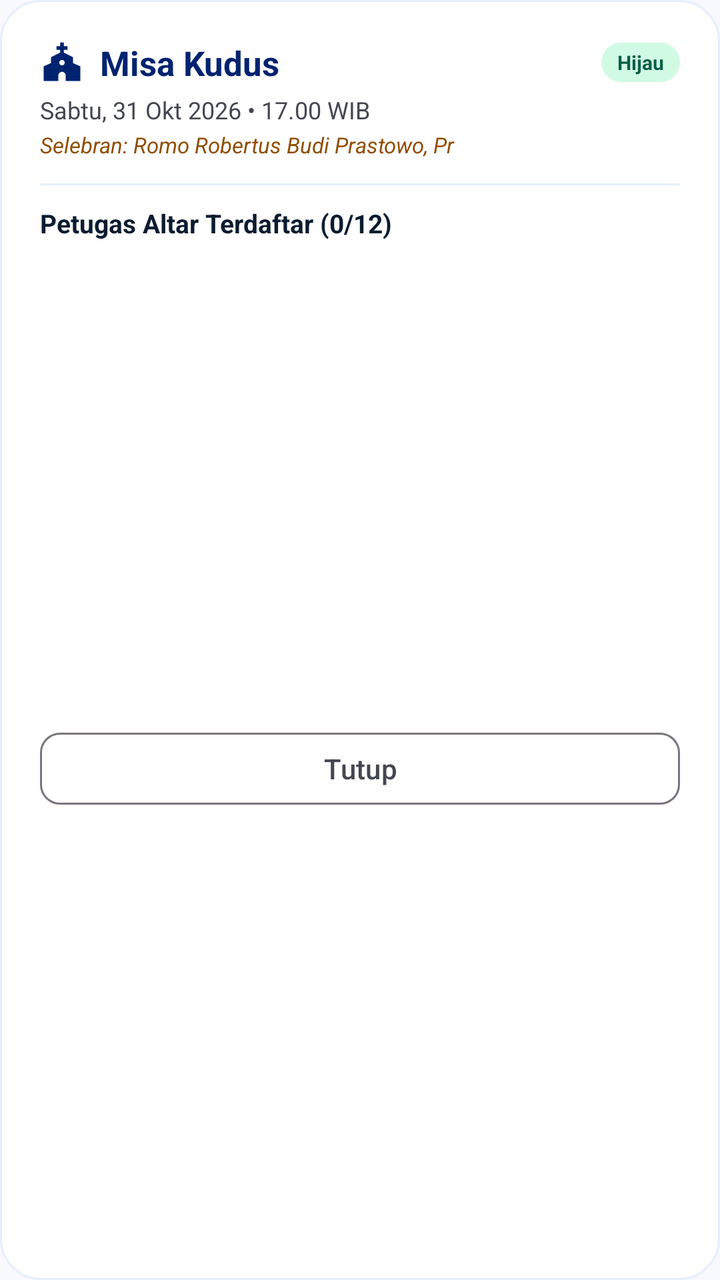
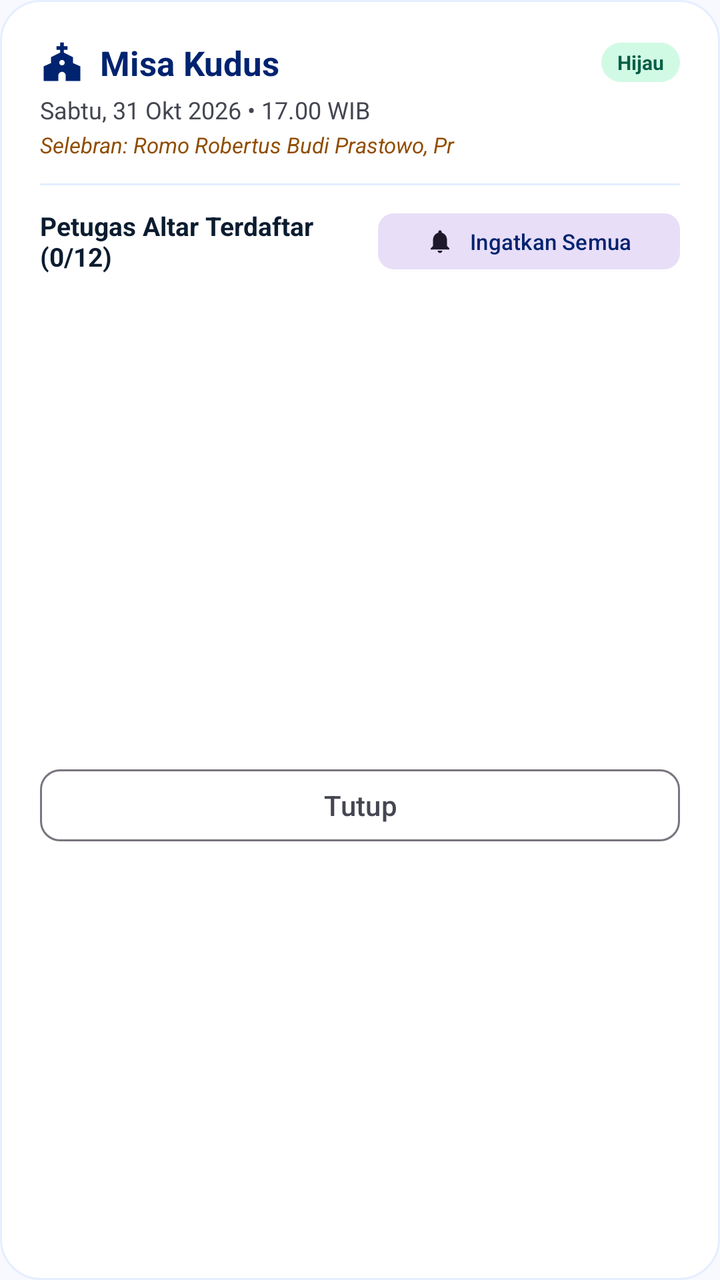

Compare the two renders of this Android layout. The source of the first and the diff that turns it into the second are given below.
<!-- AndroidManifest.xml: application theme Theme.SiDinarRegina -->
<!-- res/layout/dialog_schedule_roster.xml -->
<?xml version="1.0" encoding="utf-8"?>
<LinearLayout xmlns:android="http://schemas.android.com/apk/res/android"
    xmlns:app="http://schemas.android.com/apk/res-auto"
    android:layout_width="match_parent"
    android:layout_height="wrap_content"
    android:orientation="vertical"
    android:padding="20dp"
    android:background="@drawable/bg_card_lowest">

    
    <LinearLayout
        android:layout_width="match_parent"
        android:layout_height="wrap_content"
        android:gravity="center_vertical"
        android:orientation="horizontal">

        <ImageView
            android:layout_width="22dp"
            android:layout_height="22dp"
            android:src="@drawable/ic_church"
            app:tint="@color/primary" />

        <TextView
            android:id="@+id/tvRosterJudulMisa"
            android:layout_width="0dp"
            android:layout_height="wrap_content"
            android:layout_marginStart="8dp"
            android:layout_weight="1"
            android:text="Misa Kudus"
            android:textColor="@color/primary"
            android:textSize="17sp"
            android:textStyle="bold" />

        <TextView
            android:id="@+id/tvRosterWarnaBadge"
            android:layout_width="wrap_content"
            android:layout_height="wrap_content"
            android:background="@drawable/bg_badge_emerald"
            android:paddingHorizontal="8dp"
            android:paddingVertical="3dp"
            android:text="Hijau"
            android:textColor="@color/emerald_800"
            android:textSize="10sp"
            android:textStyle="bold" />
    </LinearLayout>

    <TextView
        android:id="@+id/tvRosterWaktu"
        android:layout_width="match_parent"
        android:layout_height="wrap_content"
        android:layout_marginTop="4dp"
        android:text="Sabtu, 31 Okt 2026 • 17.00 WIB"
        android:textColor="@color/on_surface_variant"
        android:textSize="12sp" />

    <TextView
        android:id="@+id/tvRosterSelebran"
        android:layout_width="match_parent"
        android:layout_height="wrap_content"
        android:layout_marginTop="2dp"
        android:text="Selebran: Romo Robertus Budi Prastowo, Pr"
        android:textColor="@color/secondary"
        android:textSize="11sp"
        android:textStyle="italic" />

    <View
        android:layout_width="match_parent"
        android:layout_height="1dp"
        android:layout_marginTop="12dp"
        android:layout_marginBottom="10dp"
        android:background="@color/surface_container" />

    
    <LinearLayout
        android:layout_width="match_parent"
        android:layout_height="wrap_content"
        android:gravity="center_vertical"
        android:orientation="horizontal">

        <TextView
            android:id="@+id/tvRosterCount"
            android:layout_width="0dp"
            android:layout_height="wrap_content"
            android:layout_weight="1"
            android:text="Petugas Altar Terdaftar (0/12)"
            android:textColor="@color/on_surface"
            android:textSize="13sp"
            android:textStyle="bold" />
    </LinearLayout>

    
    <TextView
        android:id="@+id/tvRosterEmpty"
        android:layout_width="match_parent"
        android:layout_height="wrap_content"
        android:gravity="center"
        android:padding="20dp"
        android:text="Belum ada misdinar yang mendaftar tugas pada misa ini."
        android:textColor="@color/on_surface_variant"
        android:textSize="12sp"
        android:visibility="gone" />

    
    <androidx.recyclerview.widget.RecyclerView
        android:id="@+id/rvRosterMembers"
        android:layout_width="match_parent"
        android:layout_height="220dp"
        android:layout_marginTop="8dp" />

    
    <com.google.android.material.button.MaterialButton
        android:id="@+id/btnCloseRoster"
        style="@style/Widget.Material3.Button.OutlinedButton"
        android:layout_width="match_parent"
        android:layout_height="44dp"
        android:layout_marginTop="14dp"
        android:text="Tutup"
        android:textColor="@color/on_surface_variant"
        app:cornerRadius="10dp" />

</LinearLayout>
<!-- resources referenced by this layout -->
<resources>
  <color name="emerald_800">#065F46</color>
  <color name="on_surface">#0B1C30</color>
  <color name="on_surface_variant">#444651</color>
  <color name="primary">#00236F</color>
  <color name="secondary">#904D00</color>
  <color name="surface_container">#E5EEFF</color>
  <!-- drawable bg_badge_emerald (drawable) -->
  <?xml version="1.0" encoding="utf-8"?>
  <shape xmlns:android="http://schemas.android.com/apk/res/android"
      android:shape="rectangle">
      <solid android:color="@color/emerald_100" />
      <corners android:radius="999dp" />
  </shape>
  <!-- drawable bg_card_lowest (drawable) -->
  <?xml version="1.0" encoding="utf-8"?>
  <shape xmlns:android="http://schemas.android.com/apk/res/android"
      android:shape="rectangle">
      <solid android:color="@color/surface_container_lowest" />
      <stroke
          android:width="1dp"
          android:color="@color/surface_container" />
      <corners android:radius="20dp" />
  </shape>
  <!-- drawable ic_church (drawable) -->
  <vector xmlns:android="http://schemas.android.com/apk/res/android"
      android:width="24dp"
      android:height="24dp"
      android:viewportWidth="24"
      android:viewportHeight="24">
    <path
        android:fillColor="@android:color/white"
        android:pathData="M18,12.22V9l-5,-2.5V5h2V3h-2V1h-2v2H9v2h2v1.5L6,9v3.22L2,14v8h8v-3c0,-1.1 0.9,-2 2,-2s2,0.9 2,2v3h8v-8l-4,-1.78zM12,13.5c-0.83,0 -1.5,-0.67 -1.5,-1.5s0.67,-1.5 1.5,-1.5 1.5,0.67 1.5,1.5 -0.67,1.5 -1.5,1.5z"/>
  </vector>
  <style name="Theme.SiDinarRegina" parent="Theme.Material3.DayNight.NoActionBar">
          <item name="colorPrimary">@color/primary</item>
          <item name="colorSecondary">@color/secondary</item>
          <item name="android:statusBarColor">@color/primary</item>
          <item name="android:navigationBarColor">@color/background</item>
          <item name="android:windowBackground">@color/background</item>
      </style>
  <color name="emerald_100">#D1FAE5</color>
  <color name="surface_container_lowest">#FFFFFF</color>
  <color name="background">#F8F9FF</color>
</resources>

<!-- the commit's change to res/layout/dialog_schedule_roster.xml (unified diff, before → after) -->
@@ -86,6 +86,18 @@
             android:textColor="@color/on_surface"
             android:textSize="13sp"
             android:textStyle="bold" />
+
+        <com.google.android.material.button.MaterialButton
+            android:id="@+id/btnRosterRemindAll"
+            style="@style/Widget.Material3.Button.TonalButton"
+            android:layout_width="wrap_content"
+            android:layout_height="36dp"
+            android:text="Ingatkan Semua"
+            android:textSize="11sp"
+            android:textColor="@color/primary"
+            app:icon="@drawable/ic_bell"
+            app:iconSize="14dp"
+            app:cornerRadius="8dp" />
     </LinearLayout>
 
     
<!-- resource entries referenced after the edit -->
@@ -23,6 +23,16 @@
           android:color="@color/surface_container" />
       <corners android:radius="20dp" />
   </shape>
+  <!-- drawable ic_bell (drawable) -->
+  <vector xmlns:android="http://schemas.android.com/apk/res/android"
+      android:width="24dp"
+      android:height="24dp"
+      android:viewportWidth="24"
+      android:viewportHeight="24">
+      <path
+          android:fillColor="@color/primary"
+          android:pathData="M12,22c1.1,0 2,-0.9 2,-2h-4c0,1.1 0.9,2 2,2zM18,16v-5c0,-3.07 -1.63,-5.64 -4.5,-6.32V4c0,-0.83 -0.67,-1.5 -1.5,-1.5s-1.5,0.67 -1.5,1.5v0.68C7.64,5.36 6,7.92 6,11v5l-2,2v1h16v-1l-2,-2z"/>
+  </vector>
   <!-- drawable ic_church (drawable) -->
   <vector xmlns:android="http://schemas.android.com/apk/res/android"
       android:width="24dp"
